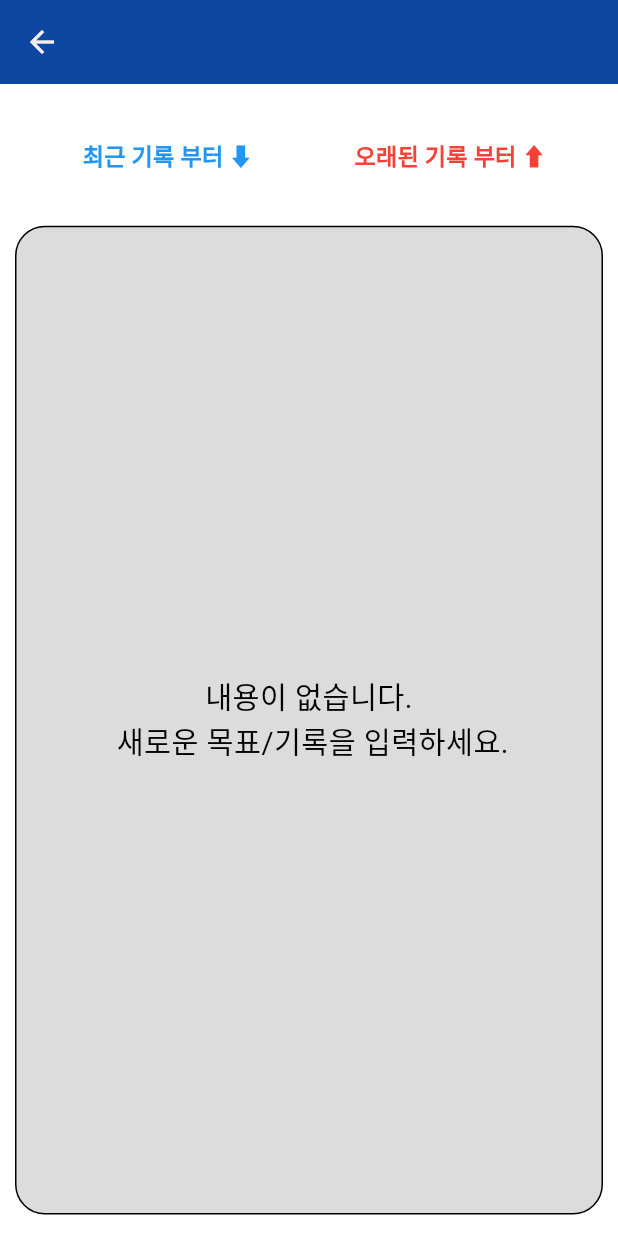
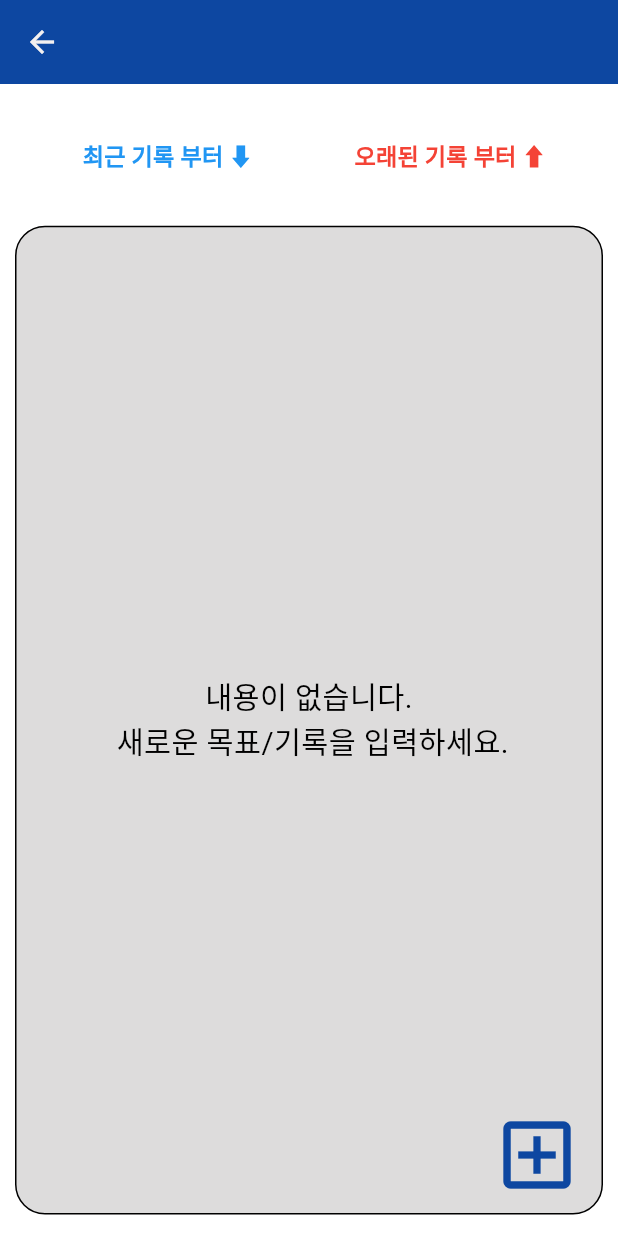
Before and after one commit to kkglpp/MyHealthDiray_forRefactoring, a Flutter app: the BaseLayout screen opened directly, after a tap on "현재 상태 기록하기", on a phone screen of 412 x 824 dp. Run offline on Flutter 3.47's test engine with Material 3 defaults, Android fonts, the phone set to English and light mode, and no system bars; our stand-ins replace calendar_date_picker2, flutter_riverpod, go_router, sqflite; accounts and stored records are empty.

Commit message:
파일명 및 변수명 형식을 지켜야할 필요가 있다.

```diff
--- a/lib/Archive/healthIndexRecTableData_impl.dart
+++ b/lib/Archive/healthIndexRecTableData_impl.dart
@@ -47,13 +47,13 @@ class HealthIndexRecTableDataImpl {
   //3.1 기록리스트를 최근 순서로 n개 가져오기
   final String _getRecordsStr = '''
 SELECT * FROM (
-  SELECT hr_id AS id,
-          hr_height AS height,
-          hr_weight AS weight,
-          hr_fat AS fat,
-          hr_muscle AS muscle,
-          hr_img AS img,
-          hr_insertdate AS insertdate
+  SELECT hr_id,
+          hr_height ,
+          hr_weight ,
+          hr_fat ,
+          hr_muscle ,
+          hr_img ,
+          hr_insertdate
     FROM hi_rec
     ORDER BY hr_insertdate DESC
     LIMIT ?
@@ -64,12 +64,12 @@ ORDER BY insertdate ASC;
 
   //4.1개 기록 가져오기
   final String _getOneRecordStr = '''  SELECT hr_id AS id,
-          hr_height AS height,
-          hr_weight AS weight,
-          hr_fat AS fat,
-          hr_muscle AS muscle,
-          hr_img AS img,
-          hr_insertdate AS insertdate
+          hr_height ,
+          hr_weight t,
+          hr_fat ,
+          hr_muscle ,
+          hr_img ,
+          hr_insertdate
       FROM hi_rec
       WHERE hr_id = ?
 ''';
@@ -154,7 +154,6 @@ ORDER BY insertdate ASC;
       return result.map((e) => HealthIndexRecordModel.fromMap(e)).toList()[0];
     } catch (e) {
       print('db : $e');
-
       return null;
     }
   }
--- a/lib/baseModel/healthIndexRecord_model.dart
+++ b/lib/baseModel/healthIndexRecord_model.dart
@@ -2,46 +2,46 @@
 import 'dart:convert';
 
 class HealthIndexRecordModel {
-  final int? id;
-  final double height;
-  final double weight;
-  final double? fat;
-  final double? muscle;
+  final int? hr_id;
+  final double hr_height;
+  final double hr_weight;
+  final double? hr_fat;
+  final double? hr_muscle;
   final String?
-      imgBase64; //UNIT8LIST를 base64로 ENCODE 해서 오고가자. why? JSON Serialization 하고싶어서.
-  final String insertdate;
+      hr_img; //UNIT8LIST를 base64로 ENCODE 해서 오고가자. why? JSON Serialization 하고싶어서.
+  final String hr_insertdate;
 
   HealthIndexRecordModel({
-    required this.id,
-    required this.height,
-    required this.weight,
-    required this.fat,
-    required this.muscle,
-    required this.imgBase64,
-    required this.insertdate,
+    required this.hr_id,
+    required this.hr_height,
+    required this.hr_weight,
+    required this.hr_fat,
+    required this.hr_muscle,
+    required this.hr_img,
+    required this.hr_insertdate,
   });
 
   Map<String, dynamic> toMap() {
     return <String, dynamic>{
-      'id': id,
-      'height': height,
-      'weight': weight,
-      'fat': fat,
-      'muscle': muscle,
-      'imgBase64': imgBase64,
-      'insertdate': insertdate,
+      'id': hr_id,
+      'height': hr_height,
+      'weight': hr_weight,
+      'fat': hr_fat,
+      'muscle': hr_muscle,
+      'imgBase64': hr_img,
+      'insertdate': hr_insertdate,
     };
   }
 
   factory HealthIndexRecordModel.fromMap(Map<String, dynamic> map) {
     return HealthIndexRecordModel(
-      id: map['id'] != null ? map['id'] as int : null,
-      height: map['height'] as double,
-      weight: map['weight'] as double,
-      fat: map['fat'] != null ? map['fat'] as double : null,
-      muscle: map['muscle'] != null ? map['muscle'] as double : null,
-      imgBase64: map['imgBase64'] != null ? map['imgBase64'] as String : null,
-      insertdate: map['insertdate'] as String,
+      hr_id: map['id'] != null ? map['id'] as int : null,
+      hr_height: map['height'] as double,
+      hr_weight: map['weight'] as double,
+      hr_fat: map['fat'] != null ? map['fat'] as double : null,
+      hr_muscle: map['muscle'] != null ? map['muscle'] as double : null,
+      hr_img: map['imgBase64'] != null ? map['imgBase64'] as String : null,
+      hr_insertdate: map['insertdate'] as String,
     );
   }
 
@@ -62,13 +62,13 @@ class HealthIndexRecordModel {
     String? insertdate,
   }) {
     return HealthIndexRecordModel(
-      id: id ?? this.id,
-      height: height ?? this.height,
-      weight: weight ?? this.weight,
-      fat: fat ?? this.fat,
-      muscle: muscle ?? this.muscle,
-      imgBase64: imgBase64 ?? this.imgBase64,
-      insertdate: insertdate ?? this.insertdate,
+      hr_id: id ?? this.hr_id,
+      hr_height: height ?? this.hr_height,
+      hr_weight: weight ?? this.hr_weight,
+      hr_fat: fat ?? this.hr_fat,
+      hr_muscle: muscle ?? this.hr_muscle,
+      hr_img: imgBase64 ?? this.hr_img,
+      hr_insertdate: insertdate ?? this.hr_insertdate,
     );
   }
 }
--- a/lib/common/const/colors.dart
+++ b/lib/common/const/colors.dart
@@ -1,6 +1,6 @@
 import 'package:flutter/material.dart';
 
-const constMainColor= const Color.fromARGB(255, 13, 71, 161);
+const constMainColor= Color.fromARGB(255, 13, 71, 161);
 /* 진한 색이 필요할떄 쓸 색상  */
 const constCancleColor = Color.fromARGB(255, 183, 28, 28);
 const constConfirmColor = Color.fromARGB(255, 13, 71, 161);
@@ -15,7 +15,7 @@ const constOnSemiLight = Color.fromARGB(255, 74, 20, 140);
 /* 카드 위젯들의 배경색 설정*/
 //성공 여부에 따라 넣을 배경 색
 // const constNeutralColor = Color.fromARGB(255, 196, 253, 198);
-const Color constNeutralColor = Color.fromARGB(255, 200, 230, 201);
+const constNeutralColor = Color.fromARGB(255, 200, 230, 201);
 const constFailColor = Color.fromARGB(255, 255, 205, 210);
 const constSuccessColor = Color.fromARGB(255, 144, 202, 249);
 // 무언가 비어있는 상태를 표시할 때 필요한 색상
@@ -29,5 +29,5 @@ const weightColor = Colors.blue;
 const bmiColor = Colors.red;
 
 
-const constInput_Color = Color.fromARGB(255, 240, 240, 240);
-const constBorder_Color =Color(0xFFF3F2F2);
+const constInputColor = Color.fromARGB(255, 240, 240, 240);
+const constBorderColor =Color(0xFFF3F2F2);
--- /dev/null
+++ b/lib/common/widget/WidgetCustomFltBtn.dart
@@ -0,0 +1,25 @@
+import 'package:flutter/material.dart';
+import 'package:myhealthdiary_app/common/const/colors.dart';
+
+class WidgetCustomFltBtn extends StatelessWidget {
+  final Function() onTap;
+  const WidgetCustomFltBtn({super.key, required this.onTap});
+
+  @override
+  Widget build(BuildContext context) {
+    return IconButton(
+          onPressed: () {
+           onTap();
+          },
+          icon: Container(
+            color: Colors.white.withAlpha(1),
+            child: const Icon(
+              Icons.add_box_outlined,
+              size: 60,
+              color: constMainColor,
+            ),
+          ),
+
+          );
+  }
+}
--- a/lib/common/widget/WidgetCustomTextField.dart
+++ b/lib/common/widget/WidgetCustomTextField.dart
@@ -27,7 +27,7 @@ class WidgetCustomTextField extends StatelessWidget {
   Widget build(BuildContext context) {
     const baseBorder = OutlineInputBorder(
       borderSide: BorderSide(
-        color: constBorder_Color,
+        color: constBorderColor,
         width: 0.5,
       ),
     );
@@ -47,7 +47,7 @@ class WidgetCustomTextField extends StatelessWidget {
             hintText: hintText,
             errorText: errorText,
             hintStyle: TextStyle(color: constMainColor, fontSize: 20),
-            fillColor: constInput_Color,
+            fillColor: constInputColor,
             filled: true,
             border: baseBorder,
             counterText: '',
--- a/lib/common/widget/WidgetDoubleBtn.dart
+++ b/lib/common/widget/WidgetDoubleBtn.dart
@@ -14,7 +14,6 @@ class WidgetDoubleBtn extends StatelessWidget {
   ///SizedBox 부터 리턴한다.
   ///함수 두개 넣자.
   WidgetDoubleBtn({required this.leftFunc, required this.rightFunc, required this.width, required this.height,this.left = "☒ Cancel", this.right ="☑︎ Confirm"});
-
   @override
   Widget build(BuildContext context) {
     return SizedBox(
--- a/lib/provider/CollectionOfBasicStateProvider.dart
+++ b/lib/provider/CollectionOfBasicStateProvider.dart
@@ -4,6 +4,10 @@ import 'package:flutter_riverpod/flutter_riverpod.dart';
 ///반드시 초기화를 잊지 않아야 한다.(state = 0)
 final showingHealthIndexGoalIDProvider = StateProvider<int>((ref) => 0);
 
+///화면에 보여주고 싶은 HealthIdexRecord ID 를 관리한다.
+///반드시 초기화 할 것.
+final showingHealthIndexRecordIDProvider= StateProvider<int>((ref) => 0);
+
 
 
 
--- a/lib/view/IndexGoalPart/Card_IndexGoalList.dart
+++ b/lib/view/IndexGoalPart/Card_IndexGoalList.dart
@@ -11,6 +11,7 @@ import 'package:myhealthdiary_app/view/IndexGoalPart/IndexGoalDetailView.dart';
 
 class CardIndexGoalList extends ConsumerWidget {
   final HealthIndexGoalModel model;
+
 
   const CardIndexGoalList({required this.model});
 
```
Also changed, not shown: lib/provider/IndexRecordListNotifier.dart (+4 -4 lines), lib/provider/IndexRecordNotifier.dart (added, +78 -0 lines), lib/provider/navigationRoute.dart/navigationProvider.dart (+11 -0 lines), lib/view/IndexGoalPart/IndexGoalListView.dart (+4 -15 lines), lib/view/IndexRecPart/Card_IndexRecInsertView.dart (added, +176 -0 lines), lib/view/IndexRecPart/Card_IndexRecListView.dart (+15 -12 lines), lib/view/IndexRecPart/IndexRecInsertView.dart (+194 -0 lines), lib/view/IndexRecPart/IndexRecListView.dart (+20 -11 lines), lib/view/IndexRecPart/IndexRecDetailView.dart (deleted).
